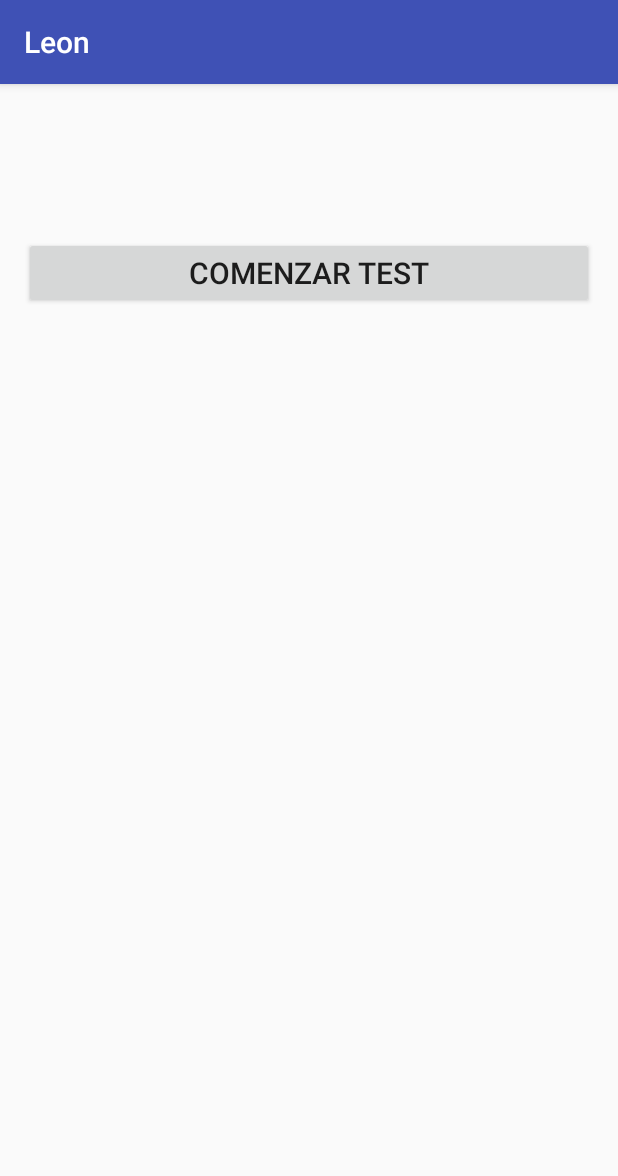
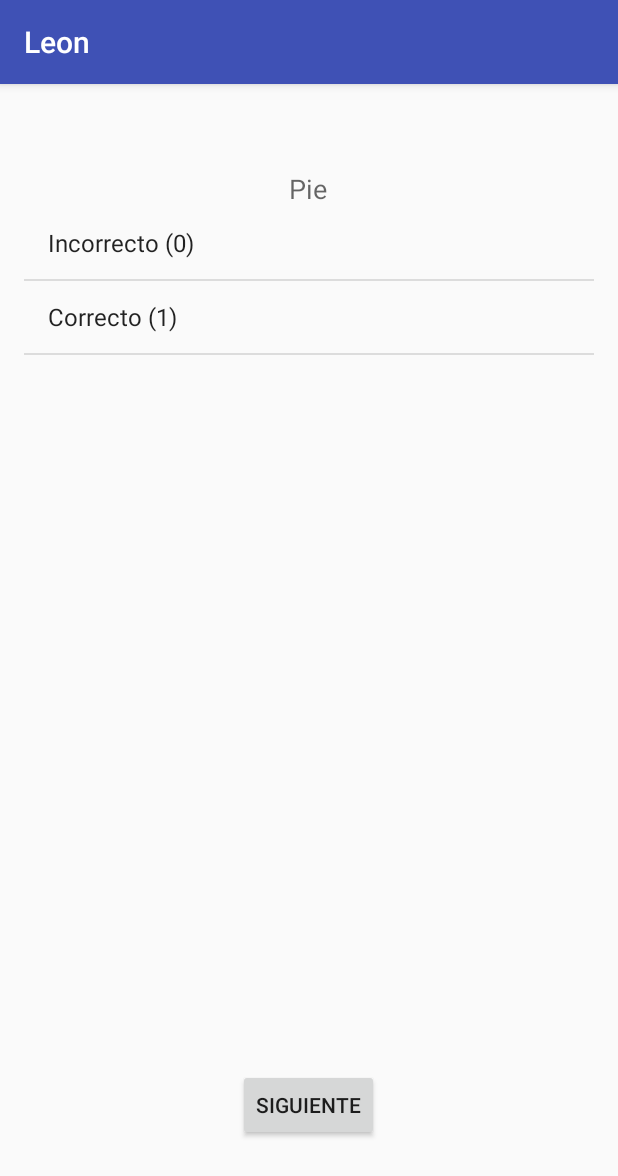
Before and after one commit to ProyectoLeon/Proyecto, an Android app: the screen it shows after launch (MainActivity before the commit, InformacionActivity after it), on a phone screen of 412 x 824 dp. Shown: the top 1176 px of the screen. Run offline under Robolectric (Android 15) with nearby library versions, the phone set to English and light mode, and no system bars.

Commit message:
Matrices e Informacion

```diff
--- a/Leon/app/src/main/AndroidManifest.xml
+++ b/Leon/app/src/main/AndroidManifest.xml
@@ -15,6 +15,8 @@
                 <category android:name="android.intent.category.LAUNCHER" />
             </intent-filter>
         </activity>
+        <activity android:name=".InformacionActivity"></activity>
+        <activity android:name=".MatricesActivity"></activity>
     </application>
 
 </manifest>
--- /dev/null
+++ b/Leon/app/src/main/java/com/limeri/leon/InformacionActivity.java
@@ -0,0 +1,80 @@
+package com.limeri.leon;
+
+import android.graphics.Color;
+import android.support.v7.app.AppCompatActivity;
+import android.os.Bundle;
+import android.view.View;
+import android.widget.AdapterView;
+import android.widget.ArrayAdapter;
+import android.widget.Button;
+import android.widget.ListView;
+import android.widget.TextView;
+
+public class InformacionActivity extends AppCompatActivity {
+
+    private Button siguiente;
+    private TextView palabra;
+    private ListView respuestas;
+    private TextView seleccion;
+    private String respuestaSeleccionada = "";
+    private int nivel = 0;
+    private String[] palabras = {"Pie", "Nariz", "Comida", "Orejas", "Años", "Patas", "Jueves", "Monedas", "Marzo", "Hierve"};
+    @Override
+    protected void onCreate(Bundle savedInstanceState) {
+        super.onCreate(savedInstanceState);
+        setContentView(R.layout.activity_informacion);
+
+        siguiente = (Button) findViewById(R.id.siguiente);
+        siguiente.setOnClickListener(clickSiguiente());
+
+        palabra = (TextView) findViewById(R.id.palabra);
+        palabra.setText(palabras[nivel]);
+
+        String[] listRespuestas = {"Incorrecto (0)", "Correcto (1)"};
+        ArrayAdapter<String> adapter = new ArrayAdapter<String>(this,
+                android.R.layout.simple_list_item_1, listRespuestas);
+
+        respuestas = (ListView) findViewById(R.id.respuestas);
+        respuestas.setOnItemClickListener(opcionSeleccionada());
+        respuestas.setAdapter(adapter);
+    }
+
+    private AdapterView.OnItemClickListener opcionSeleccionada() {
+
+        return new AdapterView.OnItemClickListener() {
+            @Override
+            public void onItemClick(AdapterView<?> parent, View view, int position, long id) {
+                if(seleccion != null) blanquear(seleccion);
+                seleccion = ((TextView) view);
+                seleccionar(seleccion);
+                respuestaSeleccionada = seleccion.getText().toString();
+            }
+        };
+    }
+
+    private void seleccionar(TextView view) {
+        view.setTextColor(Color.RED);
+    }
+
+    private void blanquear(TextView view) {
+        view.setTextColor(Color.BLACK);
+    }
+
+    private View.OnClickListener clickSiguiente() {
+
+        return new View.OnClickListener() {
+
+            @Override
+            public void onClick(View view) {
+                guardarRespuesta();
+            }
+        };
+    }
+
+    private void guardarRespuesta() {
+        //Faltaría guardar la respuesta en la base de datos
+        blanquear(seleccion);
+        nivel++;
+        palabra.setText(palabras[nivel]);
+    }
+}
--- a/Leon/app/src/main/java/com/limeri/leon/MainActivity.java
+++ b/Leon/app/src/main/java/com/limeri/leon/MainActivity.java
@@ -1,5 +1,6 @@
 package com.limeri.leon;
 
+import android.content.Intent;
 import android.support.v7.app.AppCompatActivity;
 import android.os.Bundle;
 
@@ -9,5 +10,8 @@ public class MainActivity extends AppCompatActivity {
     protected void onCreate(Bundle savedInstanceState) {
         super.onCreate(savedInstanceState);
         setContentView(R.layout.activity_main);
+        Intent mainIntent = new Intent(MainActivity.this, InformacionActivity.class);
+        MainActivity.this.startActivity(mainIntent);
+        MainActivity.this.finish();
     }
 }
--- /dev/null
+++ b/Leon/app/src/main/res/layout/activity_informacion.xml
@@ -0,0 +1,48 @@
+<?xml version="1.0" encoding="utf-8"?>
+<RelativeLayout xmlns:android="http://schemas.android.com/apk/res/android"
+    xmlns:tools="http://schemas.android.com/tools"
+    android:layout_width="match_parent"
+    android:layout_height="match_parent"
+    android:paddingBottom="@dimen/activity_vertical_margin"
+    android:paddingLeft="@dimen/activity_horizontal_margin"
+    android:paddingRight="@dimen/activity_horizontal_margin"
+    android:paddingTop="@dimen/activity_vertical_margin"
+    tools:context="com.limeri.leon.InformacionActivity">
+
+    <GridLayout
+        android:layout_width="match_parent"
+        android:layout_height="match_parent"
+        android:layout_alignParentTop="false"
+        android:layout_alignParentStart="false">
+
+        <TextView
+            android:layout_width="wrap_content"
+            android:layout_height="wrap_content"
+            android:textAppearance="?android:attr/textAppearanceMedium"
+            android:text="Medium Text"
+            android:id="@+id/palabra"
+            android:layout_marginTop="41dp"
+            android:layout_gravity="center_horizontal"
+            android:layout_row="0"
+            android:layout_column="0" />
+
+        <ListView
+            android:layout_width="wrap_content"
+            android:layout_height="118dp"
+            android:id="@+id/respuestas"
+            android:layout_row="1"
+            android:layout_column="0" />
+
+        <Button
+            android:layout_width="wrap_content"
+            android:layout_height="wrap_content"
+            android:text="Siguiente"
+            android:id="@+id/siguiente"
+            android:layout_centerHorizontal="true"
+            android:layout_marginBottom="47dp"
+            android:layout_gravity="center_horizontal"
+            android:layout_row="7"
+            android:layout_column="0" />
+    </GridLayout>
+
+</RelativeLayout>
--- a/Leon/app/src/main/res/values/dimens.xml
+++ b/Leon/app/src/main/res/values/dimens.xml
@@ -2,4 +2,5 @@
     <!-- Default screen margins, per the Android Design guidelines. -->
     <dimen name="activity_horizontal_margin">16dp</dimen>
     <dimen name="activity_vertical_margin">16dp</dimen>
+    <dimen name="shape_size">92dp</dimen>
 </resources>
```
Also changed, not shown: Leon/app/src/main/java/com/limeri/leon/MatricesActivity.java (added, +23 -0 lines), Leon/app/src/main/res/layout/activity_matrices.xml (added, +136 -0 lines).
